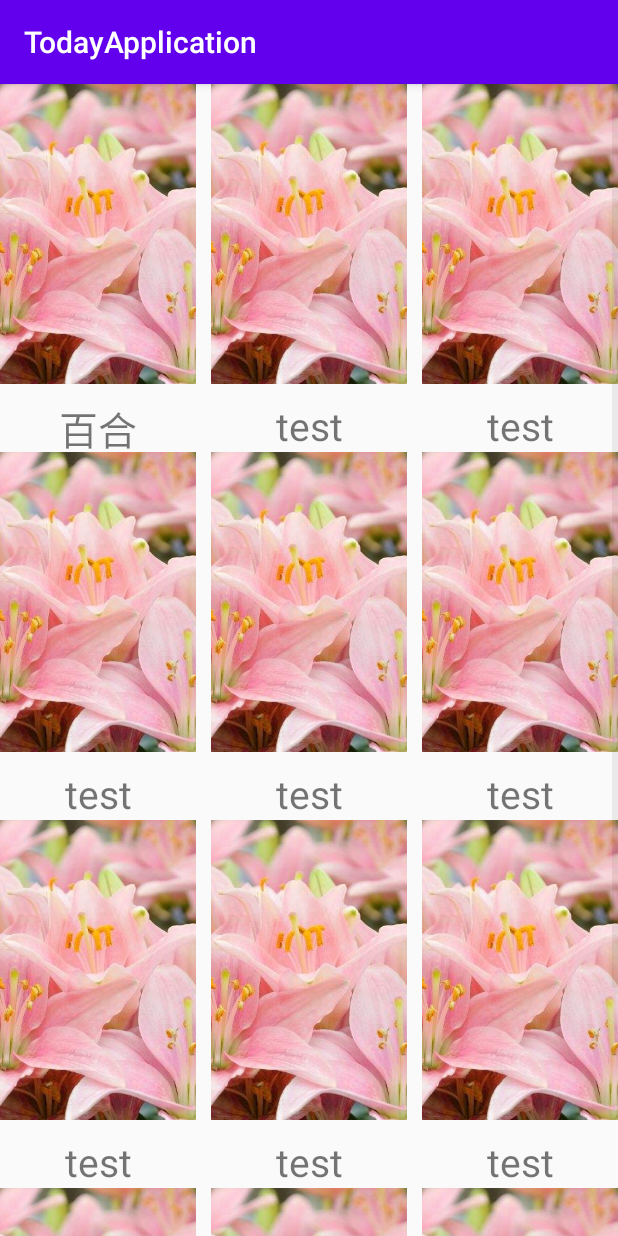
After one commit to gallifreyCar/TodayApplication, an Android app: the GridViewActivity screen opened directly, with no data from a screen before it, on a phone screen of 412 x 824 dp. The commit adds this screen. Run offline under Robolectric (Android 15) with nearby library versions, the light colour scheme and no system bars.

Commit message:
更新GirdView网格布局的本地资源的显示

```diff
--- a/app/src/main/AndroidManifest.xml
+++ b/app/src/main/AndroidManifest.xml
@@ -18,6 +18,9 @@
         android:roundIcon="@mipmap/ic_launcher_round"
         android:supportsRtl="true"
         android:theme="@style/Theme.TodayApplication">
+        <activity
+            android:name=".gridview.GridViewActivity"
+            android:exported="false" />
         <activity
             android:name=".listview.ListViewActivity"
             android:exported="false" />
--- a/app/src/main/java/com/gallifrey/todayapplication/MainActivity.java
+++ b/app/src/main/java/com/gallifrey/todayapplication/MainActivity.java
@@ -19,6 +19,7 @@ import android.widget.ImageView;
 import android.widget.TextView;
 import android.widget.Toast;
 
+import com.gallifrey.todayapplication.gridview.GridViewActivity;
 import com.gallifrey.todayapplication.listview.ListViewActivity;
 import com.gallifrey.todayapplication.menu.ContextMenuActivity;
 import com.gallifrey.todayapplication.menu.OptionsMenuActivity;
@@ -35,7 +36,7 @@ public class MainActivity extends AppCompatActivity implements View.OnClickListe
     private MyApplication myApplication;
     private Button mBtnEvent,mBtnTextView,mBtnButton,mBtnEditText,mBtnRadioButton,mBtnCheckBox,mBtnTbSw;
     private Button mBtnDialog,mBtnFragment,mBtnOptions,mBtnContext,mBtnPopup,mBtnToolbar;
-    private Button mBtnListview;
+    private Button mBtnListview,mBtnGridView;
     private MyButton myButton;
     private  MyEditText myEditText;
     @SuppressLint("ClickableViewAccessibility")
@@ -181,6 +182,10 @@ public class MainActivity extends AppCompatActivity implements View.OnClickListe
 
         mBtnListview=findViewById(R.id.btn_listview);
         mBtnListview.setOnClickListener(myClickListener);
+
+        mBtnGridView=findViewById(R.id.btn_girdview);
+        mBtnGridView.setOnClickListener(myClickListener);
+
         }
 
     class MyClickListener implements View.OnClickListener{
@@ -226,6 +231,9 @@ public class MainActivity extends AppCompatActivity implements View.OnClickListe
                     break;
                 case R.id.btn_listview:
                     intent=new Intent(MainActivity.this, ListViewActivity.class);
+                    break;
+                case R.id.btn_girdview:
+                    intent=new Intent(MainActivity.this, GridViewActivity.class);
                     break;
                 default:
                     throw new IllegalArgumentException("null pointer");
--- /dev/null
+++ b/app/src/main/java/com/gallifrey/todayapplication/gridview/GridFlowerAdapter.java
@@ -0,0 +1,60 @@
+package com.gallifrey.todayapplication.gridview;
+
+import android.content.Context;
+import android.view.LayoutInflater;
+import android.view.View;
+import android.view.ViewGroup;
+import android.widget.BaseAdapter;
+import android.widget.ImageView;
+import android.widget.TextView;
+
+import com.gallifrey.todayapplication.R;
+import com.gallifrey.todayapplication.listview.Flower;
+
+import java.util.List;
+
+public class GridFlowerAdapter extends BaseAdapter {
+    private List<Flower> mData;
+    private Context mContext;
+
+    public GridFlowerAdapter(List<Flower> data,Context context){
+        mData=data;
+        mContext=context;
+    }
+    @Override
+    public int getCount() {
+        return mData.size();
+    }
+
+    @Override
+    public Object getItem(int i) {
+        return mData.get(i);
+    }
+
+    @Override
+    public long getItemId(int i) {
+        return i;
+    }
+
+    @Override
+    public View getView(int i, View view, ViewGroup viewGroup) {
+        ViewHolder viewHolder=null;
+        if (view==null){
+            view= LayoutInflater.from(mContext).inflate(R.layout.griditem,viewGroup,false);
+            viewHolder=new ViewHolder();
+            viewHolder.imageView=view.findViewById(R.id.gv_iv);
+            viewHolder.textView=view.findViewById(R.id.gv_tv);
+            view.setTag(viewHolder);
+        }else{
+            viewHolder= (ViewHolder) view.getTag();
+            viewHolder.imageView.setImageResource(mData.get(i).getImageId());
+            viewHolder.textView.setText(mData.get(i).getName());
+        }
+        return view;
+    }
+
+    static class ViewHolder{
+        ImageView imageView;
+        TextView textView;
+    }
+}
--- /dev/null
+++ b/app/src/main/java/com/gallifrey/todayapplication/gridview/GridViewActivity.java
@@ -0,0 +1,48 @@
+package com.gallifrey.todayapplication.gridview;
+
+import androidx.appcompat.app.AppCompatActivity;
+
+import android.os.Bundle;
+import android.widget.GridView;
+
+import com.gallifrey.todayapplication.R;
+import com.gallifrey.todayapplication.listview.Flower;
+
+import java.util.LinkedList;
+import java.util.List;
+
+public class GridViewActivity extends AppCompatActivity {
+    private GridView mGv;
+    private List<Flower> flowerList;
+
+    public GridViewActivity() {
+    }
+
+    @Override
+    protected void onCreate(Bundle savedInstanceState) {
+        super.onCreate(savedInstanceState);
+        setContentView(R.layout.activity_grid_view);
+
+        mGv=findViewById(R.id.gv);
+        initFlower();
+        mGv.setAdapter(new GridFlowerAdapter(flowerList,this));
+    }
+
+
+    private void initFlower() {
+        flowerList=new LinkedList<>();
+        flowerList.add(new Flower(R.drawable.baihe,"百合","百年好合"));
+        flowerList.add(new Flower(R.drawable.rose,"红玫瑰","富有热情"));
+        flowerList.add(new Flower(R.drawable.yinghua,"樱花","幸福永远"));
+        flowerList.add(new Flower(R.drawable.sunflower,"向日葵","光辉忠诚"));
+        flowerList.add(new Flower(R.drawable.ziluolan,"紫罗兰","永恒的美与爱"));
+        flowerList.add(new Flower(R.drawable.jidanhua,"鸡蛋花","孕育希望复活"));
+
+        flowerList.add(new Flower(R.drawable.baihe,"百合22","百年好合"));
+        flowerList.add(new Flower(R.drawable.rose,"红玫瑰22","富有热情"));
+        flowerList.add(new Flower(R.drawable.yinghua,"樱花22","幸福永远"));
+        flowerList.add(new Flower(R.drawable.sunflower,"向日葵22","光辉忠诚"));
+        flowerList.add(new Flower(R.drawable.ziluolan,"紫罗兰22","永恒的美与爱"));
+        flowerList.add(new Flower(R.drawable.jidanhua,"鸡蛋花22","孕育希望复活"));
+    }
+}
--- /dev/null
+++ b/app/src/main/res/layout/activity_grid_view.xml
@@ -0,0 +1,15 @@
+<?xml version="1.0" encoding="utf-8"?>
+<androidx.constraintlayout.widget.ConstraintLayout xmlns:android="http://schemas.android.com/apk/res/android"
+    xmlns:app="http://schemas.android.com/apk/res-auto"
+    xmlns:tools="http://schemas.android.com/tools"
+    android:layout_width="match_parent"
+    android:layout_height="match_parent"
+    tools:context=".gridview.GridViewActivity">
+    <GridView
+        android:layout_width="match_parent"
+        android:layout_height="match_parent"
+        android:id="@+id/gv"
+        android:numColumns="3"
+        android:horizontalSpacing="10dp"
+        />
+</androidx.constraintlayout.widget.ConstraintLayout>
--- a/app/src/main/res/layout/activity_main.xml
+++ b/app/src/main/res/layout/activity_main.xml
@@ -250,5 +250,14 @@
             android:textSize="30sp"
             android:text="ListViewActivity"
             android:textAllCaps="false"/>
+
+        <Button
+            android:layout_width="match_parent"
+            android:layout_height="wrap_content"
+            android:layout_marginTop="10dp"
+            android:id="@+id/btn_girdview"
+            android:textSize="30sp"
+            android:text="GridViewActivity"
+            android:textAllCaps="false"/>
     </LinearLayout>
 </ScrollView>
--- /dev/null
+++ b/app/src/main/res/layout/griditem.xml
@@ -0,0 +1,26 @@
+<?xml version="1.0" encoding="utf-8"?>
+<androidx.constraintlayout.widget.ConstraintLayout xmlns:android="http://schemas.android.com/apk/res/android"
+    android:layout_width="match_parent"
+    android:layout_height="wrap_content"
+    xmlns:app="http://schemas.android.com/apk/res-auto">
+    <ImageView
+        android:layout_width="match_parent"
+        android:layout_height="200dp"
+        android:id="@+id/gv_iv"
+        android:src="@drawable/baihe"
+        app:layout_constraintTop_toTopOf="parent"
+        android:scaleType="centerCrop"
+        app:layout_constraintBottom_toTopOf="@id/gv_tv"
+        />
+    <TextView
+        android:layout_width="match_parent"
+        android:layout_height="wrap_content"
+        android:id="@+id/gv_tv"
+        android:textSize="26sp"
+        android:text="test"
+        android:gravity="center"
+        android:layout_marginTop="10dp"
+        app:layout_constraintTop_toBottomOf="@id/gv_iv"
+        app:layout_constraintBottom_toBottomOf="parent"/>
+
+</androidx.constraintlayout.widget.ConstraintLayout>
```
